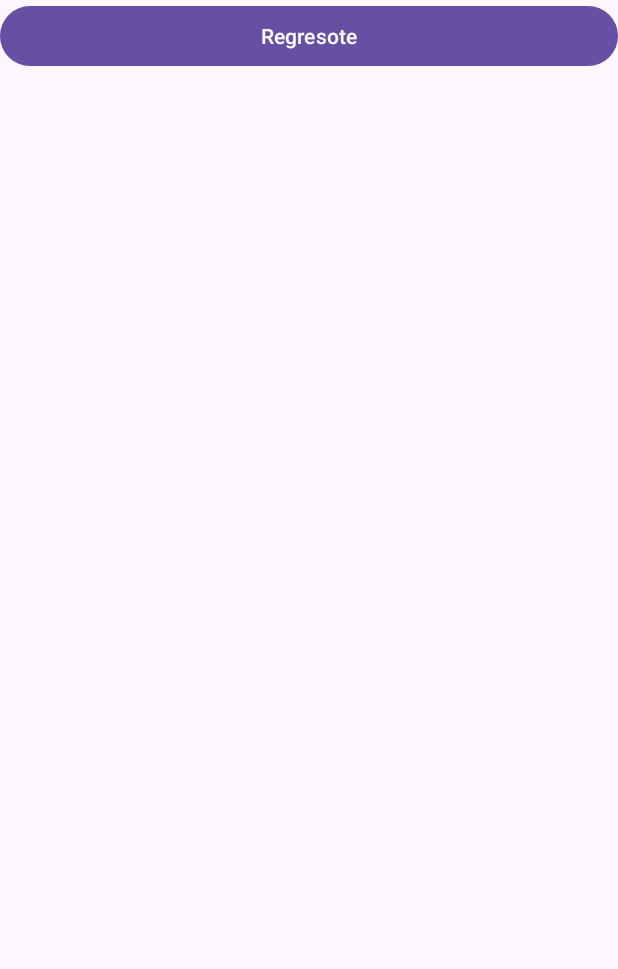
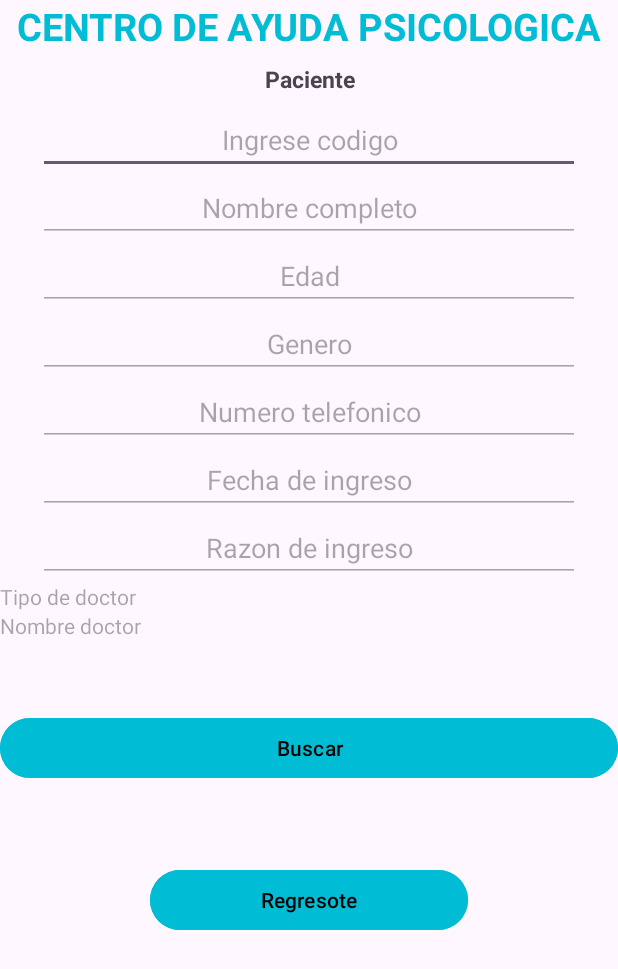
Before and after one commit to YojanMoralesUwU/Proyectos-Android, an Android app: the Consultas screen opened directly, with no data from a screen before it, on a phone screen of 412 x 824 dp. Shown: the top 969 px of the screen. Run offline under Robolectric (Android 15) with nearby library versions, the phone set to English and light mode, and no system bars.

Commit message:
Hola Fer

```diff
--- a/Altas_Clinica/app/src/main/java/com/example/myapplication/Consultas.java
+++ b/Altas_Clinica/app/src/main/java/com/example/myapplication/Consultas.java
@@ -1,16 +1,26 @@
 package com.example.myapplication;
 
+import androidx.appcompat.app.AlertDialog;
 import androidx.appcompat.app.AppCompatActivity;
 
 import android.content.Intent;
+import android.database.Cursor;
+import android.database.sqlite.SQLiteDatabase;
 import android.os.Bundle;
 import android.view.View;
 import android.widget.Button;
+import android.widget.EditText;
+import android.widget.RadioButton;
+import android.widget.RadioGroup;
+import android.widget.TextView;
+import android.widget.Toast;
 
 import com.google.android.material.badge.BadgeUtils;
 
 public class Consultas extends AppCompatActivity implements View.OnClickListener {
-    Button regresoo;
+    Button regresoo, Buscar;
+    EditText codigo,nomb,edad,num,fech,raz,yen;
+    TextView tipoD,nombreD;
     @Override
     protected void onCreate(Bundle savedInstanceState) {
         super.onCreate(savedInstanceState);
@@ -18,6 +28,20 @@ public class Consultas extends AppCompatActivity implements View.OnClickListener
 
         regresoo = findViewById(R.id.regresote);
         regresoo.setOnClickListener(this);
+        Buscar = findViewById(R.id.Buscar);
+        Buscar.setOnClickListener(this);
+
+        codigo = findViewById(R.id.codUsuario1);
+        nomb = findViewById(R.id.NombreUsuarioC);
+        edad = findViewById(R.id.EdadUsuarioc);
+        yen = findViewById(R.id.yen);
+        num = findViewById(R.id.NumeroTelefonoUsuarioc);
+        fech = findViewById(R.id.FechaIngresoUsuarioc);
+        raz = findViewById(R.id.RazonIngresoc);
+        tipoD = findViewById(R.id.tipoDocc);
+        nombreD = findViewById(R.id.NombreDocc);
+
+
     }
 
     @Override
@@ -26,6 +50,37 @@ public class Consultas extends AppCompatActivity implements View.OnClickListener
         if (cadenita.equals("Regresote")){
             Intent regresoI = new Intent(this, MainActivity2.class);
             startActivity(regresoI);
+        } else if (cadenita.equals("Buscar")){
+            String mensajito= "";
+            if (codigo.getText().toString().equals("")){
+                Toast.makeText(this, "Ingrese codigo valido",Toast.LENGTH_LONG);
+            } else {
+                BasesitaUsuarios admin = new BasesitaUsuarios(this, "administracion",null, 1);
+                SQLiteDatabase basesita  = admin.getWritableDatabase();
+                int codiguito = Integer.parseInt(codigo.getText().toString());
+                Cursor fila = basesita.rawQuery("select pNom, pEdad, pGen, pTel, pFeIn, pRaIn, pPNom, pTp from pacien where pNum ="+codiguito, null);
+                if (fila.moveToFirst()){
+
+                    nomb.setText(fila.getString(0));
+                    edad.setText(fila.getString(1));
+                    yen.setText(fila.getString(2));
+                    num.setText(fila.getString(3));
+                    fech.setText(fila.getString(4));
+                    raz.setText(fila.getString(5));
+                    nombreD.setText(fila.getString(6));
+                    tipoD.setText(fila.getString(7));
+                    mensajito= "estos son los datos";
+                    basesita.close();
+                } else{
+                    mensajito = "no existe el registro";
+                }
+                AlertDialog.Builder mensa = new AlertDialog.Builder(this);
+                mensa.setTitle("hola");
+                mensa.setMessage(mensajito);
+                mensa.setPositiveButton("aceptar", null);
+                AlertDialog dialog= mensa.create();
+                dialog.show();
         }
     }
 }
+}
--- a/Altas_Clinica/app/src/main/java/com/example/myapplication/MainActivity4.java
+++ b/Altas_Clinica/app/src/main/java/com/example/myapplication/MainActivity4.java
@@ -18,11 +18,11 @@ import android.widget.Toast;
 
 public class MainActivity4 extends AppCompatActivity implements AdapterView.OnItemSelectedListener, View.OnClickListener {
     Spinner contRelacionado, Psicologo;
-    EditText nomCo, edad, numero, ingreso, razon;
+    EditText nomCo, edad, numero, ingreso, razon, codigo;
     RadioGroup genero;
     RadioButton hom,muj,otro;
     Button subir, regresar;
-    String nom,numTel,generito,fecIn,razIng,tipo,nombreP,edadsita;
+    String cod, nom,numTel,generito,fecIn,razIng,tipo,nombreP,edadsita;
     public String generos(){
         String cual = null;
         if (hom.isChecked()){
@@ -44,6 +44,7 @@ public class MainActivity4 extends AppCompatActivity implements AdapterView.OnIt
         Psicologo = findViewById(R.id.Spinnersito2);
         nomCo = findViewById(R.id.NombreUsuario);
         edad = findViewById(R.id.EdadUsuario);
+        codigo = findViewById(R.id.codUsuario);
         numero = findViewById(R.id.NumeroTelefonoUsuario);
         ingreso = findViewById(R.id.FechaIngresoUsuario);
         razon = findViewById(R.id.RazonIngreso);
@@ -87,6 +88,7 @@ public class MainActivity4 extends AppCompatActivity implements AdapterView.OnIt
             BasesitaUsuarios admin = new BasesitaUsuarios(this, "administración",null,1);
             SQLiteDatabase basesita  = admin.getWritableDatabase();
             nom = nomCo.getText().toString();
+            cod = codigo.getText().toString();
             edadsita = edad.getText().toString();
             generito = generos();
             numTel = numero.getText().toString();
@@ -96,8 +98,9 @@ public class MainActivity4 extends AppCompatActivity implements AdapterView.OnIt
             nombreP = Psicologo.getSelectedItem().toString();
             if (!nom.equals("") && !generito.equals("")
             && !numTel.equals("") && !fecIn.equals("") && !razIng.equals("")
-            && !tipo.equals("Selecciona") && !nombreP.equals("Selecciona") && !edadsita.equals("")){
+            && !tipo.equals("Selecciona") && !nombreP.equals("Selecciona") && !edadsita.equals("") && !cod.equals("")){
                 ContentValues registrito = new ContentValues();
+                registrito.put("pNum",cod);
                 registrito.put("pNom",nom);
                 registrito.put("pEdad",edadsita);
                 registrito.put("pGen",generito);
--- a/Altas_Clinica/app/src/main/res/layout/activity_consultas.xml
+++ b/Altas_Clinica/app/src/main/res/layout/activity_consultas.xml
@@ -1,17 +1,142 @@
 <?xml version="1.0" encoding="utf-8"?>
-<LinearLayout
-    xmlns:android="http://schemas.android.com/apk/res/android"
+<LinearLayout xmlns:android="http://schemas.android.com/apk/res/android"
+    xmlns:app="http://schemas.android.com/apk/res-auto"
     xmlns:tools="http://schemas.android.com/tools"
-    xmlns:app="http://schemas.android.com/apk/res-auto"
     android:layout_width="match_parent"
     android:layout_height="match_parent"
-    tools:context=".Consultas">
+    android:orientation="vertical"
+    tools:context=".MainActivity">
 
+  <TextView
+      android:layout_width="match_parent"
+      android:layout_height="wrap_content"
+      android:gravity="center"
+      android:text="CENTRO DE AYUDA PSICOLOGICA"
+      android:textColor="@color/azulbonito"
+      android:textSize="25dp"
+      android:textStyle="bold" />
+
+  <TextView
+      android:layout_width="match_parent"
+      android:layout_height="36dp"
+      android:gravity="center"
+      android:text="Paciente"
+      android:textSize="15dp"
+      android:textStyle="bold" />
+
+  <EditText
+      android:layout_width="match_parent"
+      android:layout_height="wrap_content"
+      android:layout_marginStart="25dp"
+      android:layout_marginEnd="25dp"
+      android:hint="Ingrese codigo"
+      android:gravity="center"
+      android:id="@+id/codUsuario1"/>
+
+  <EditText
+      android:layout_width="match_parent"
+      android:layout_height="wrap_content"
+      android:layout_marginStart="25dp"
+      android:layout_marginEnd="25dp"
+      android:hint="Nombre completo"
+      android:gravity="center"
+      android:id="@+id/NombreUsuarioC"
+      android:enabled="false"/>
+
+  <EditText
+      android:layout_width="match_parent"
+      android:layout_height="wrap_content"
+      android:layout_marginStart="25dp"
+      android:layout_marginEnd="25dp"
+      android:digits="0123456789."
+      android:gravity="center"
+      android:hint="Edad"
+      android:inputType="number"
+      android:id="@+id/EdadUsuarioc"
+      android:enabled="false"/>
+
+  <EditText
+      android:layout_width="match_parent"
+      android:layout_height="wrap_content"
+      android:layout_marginStart="25dp"
+      android:layout_marginEnd="25dp"
+      android:gravity="center"
+      android:hint="Genero"
+      android:id="@+id/yen"
+      android:enabled="false"/>
+
+  <EditText
+      android:layout_width="match_parent"
+      android:layout_height="wrap_content"
+      android:layout_marginStart="25dp"
+      android:layout_marginEnd="25dp"
+      android:digits="0123456789."
+      android:gravity="center"
+      android:hint="Numero telefonico"
+      android:inputType="phone"
+      android:id="@+id/NumeroTelefonoUsuarioc"
+      android:enabled="false"/>
+
+  <EditText
+      android:layout_width="match_parent"
+      android:layout_height="wrap_content"
+      android:layout_marginStart="25dp"
+      android:layout_marginEnd="25dp"
+      android:gravity="center"
+      android:hint="Fecha de ingreso"
+      android:inputType="text"
+      android:id="@+id/FechaIngresoUsuarioc"
+      android:enabled="false"/>
+  <EditText
+      android:layout_width="match_parent"
+      android:layout_height="wrap_content"
+      android:layout_marginStart="25dp"
+      android:layout_marginEnd="25dp"
+      android:gravity="center"
+      android:hint="Razon de ingreso"
+      android:inputType="text"
+      android:id="@+id/RazonIngresoc"
+      android:enabled="false"/>
+  <TextView
+      android:layout_width="match_parent"
+      android:layout_height="wrap_content"
+      android:text="Tipo de doctor"
+      android:id="@+id/tipoDocc"
+      android:enabled="false"/>
+
+  <TextView
+      android:layout_width="match_parent"
+      android:layout_height="wrap_content"
+      android:text="Nombre doctor"
+      android:enabled="false"
+      android:id="@+id/NombreDocc"/>
+
+  <TextView
+      android:layout_width="match_parent"
+      android:layout_height="48dp" />
 
   <Button
+      android:id="@+id/Buscar"
       android:layout_width="match_parent"
       android:layout_height="wrap_content"
-      android:text="Regresote"
-      android:id="@+id/regresote"/>
+      android:backgroundTint="@color/azulbonito"
+      android:gravity="center"
+      android:textColor="@color/black"
+      android:text="Buscar"/>
+
+  <TextView
+      android:layout_width="match_parent"
+      android:layout_height="53dp" />
+
+  <Button
+      android:id="@+id/regresote"
+      android:layout_width="match_parent"
+      android:layout_height="wrap_content"
+      android:layout_marginStart="100dp"
+      android:layout_marginEnd="100dp"
+      android:backgroundTint="@color/azulbonito"
+      android:gravity="center"
+      android:textColor="@color/black"
+      android:text="Regresote"/>
 
 </LinearLayout>
--- a/Altas_Clinica/app/src/main/res/layout/activity_main4.xml
+++ b/Altas_Clinica/app/src/main/res/layout/activity_main4.xml
@@ -32,6 +32,15 @@
         android:hint="Nombre completo"
         android:gravity="center"
         android:id="@+id/NombreUsuario"/>
+
+    <EditText
+        android:layout_width="match_parent"
+        android:layout_height="wrap_content"
+        android:layout_marginStart="25dp"
+        android:layout_marginEnd="25dp"
+        android:hint="Ingrese codigo"
+        android:gravity="center"
+        android:id="@+id/codUsuario"/>
 
     <EditText
         android:layout_width="match_parent"
```
